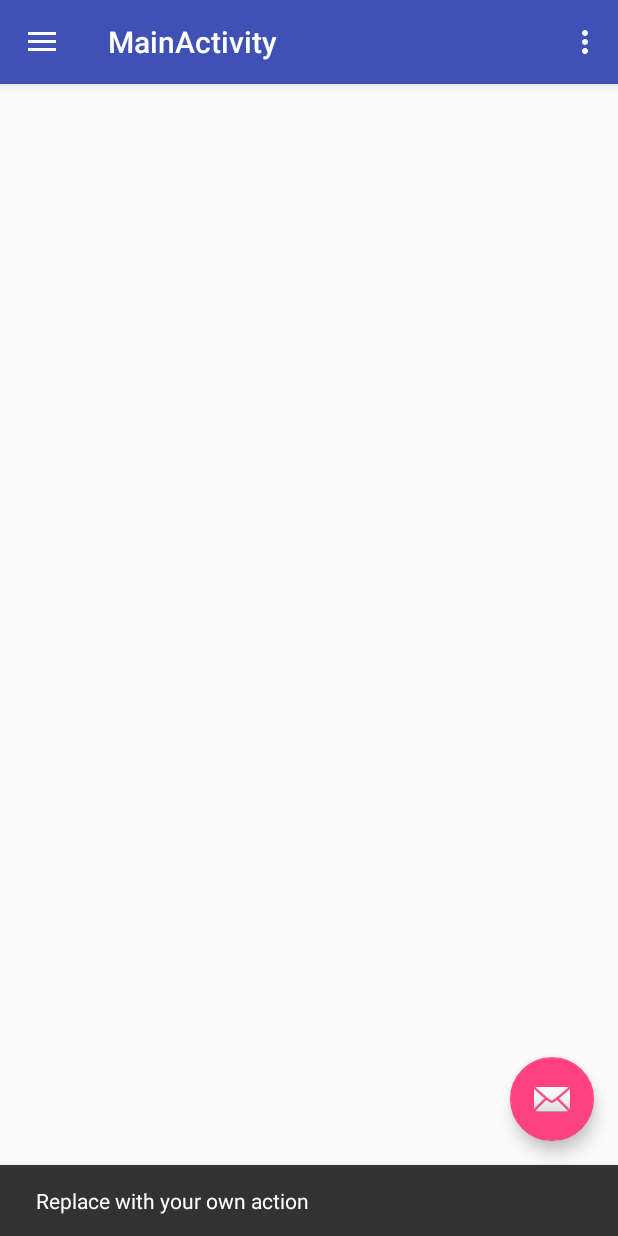
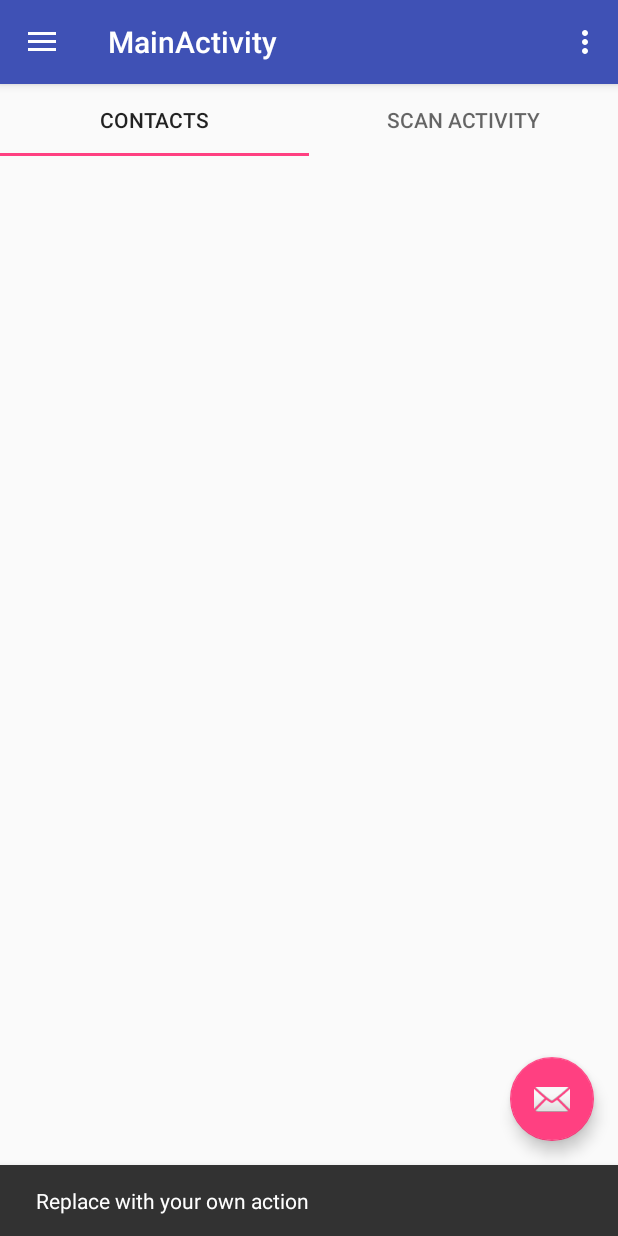
Before and after one commit to Rohan-Kumar/Flint, an Android app: the MainActivity screen opened directly, with no data from a screen before it, after a tap on an icon or button, on a phone screen of 412 x 824 dp. Run offline under Robolectric (Android 15) with nearby library versions, the phone set to English and light mode, and no system bars.

Commit message:
added nav view and viewPager

```diff
--- a/app/build.gradle
+++ b/app/build.gradle
@@ -25,4 +25,5 @@ dependencies {
     compile 'com.android.support:appcompat-v7:23.1.1'
     compile 'com.android.support:design:23.1.1'
     compile 'com.google.android.gms:play-services:8.4.0'
+    compile 'com.android.support:support-v4:23.1.1'
 }
--- /dev/null
+++ b/app/src/main/java/com/flint/ContactsFragment.java
@@ -0,0 +1,108 @@
+package com.flint;
+
+import android.content.Context;
+import android.net.Uri;
+import android.os.Bundle;
+import android.support.v4.app.Fragment;
+import android.view.LayoutInflater;
+import android.view.View;
+import android.view.ViewGroup;
+
+
+/**
+ * A simple {@link Fragment} subclass.
+ * Activities that contain this fragment must implement the
+ * {@link ContactsFragment.OnFragmentInteractionListener} interface
+ * to handle interaction events.
+ * Use the {@link ContactsFragment#newInstance} factory method to
+ * create an instance of this fragment.
+ */
+public class ContactsFragment extends Fragment {
+    // TODO: Rename parameter arguments, choose names that match
+    // the fragment initialization parameters, e.g. ARG_ITEM_NUMBER
+    private static final String ARG_PARAM1 = "param1";
+    private static final String ARG_PARAM2 = "param2";
+
+    // TODO: Rename and change types of parameters
+    private String mParam1;
+    private String mParam2;
+
+    private OnFragmentInteractionListener mListener;
+
+    public ContactsFragment() {
+        // Required empty public constructor
+    }
+
+    /**
+     * Use this factory method to create a new instance of
+     * this fragment using the provided parameters.
+     *
+     * @param param1 Parameter 1.
+     * @param param2 Parameter 2.
+     * @return A new instance of fragment ContactsFragment.
+     */
+    // TODO: Rename and change types and number of parameters
+    public static ContactsFragment newInstance(String param1, String param2) {
+        ContactsFragment fragment = new ContactsFragment();
+        Bundle args = new Bundle();
+        args.putString(ARG_PARAM1, param1);
+        args.putString(ARG_PARAM2, param2);
+        fragment.setArguments(args);
+        return fragment;
+    }
+
+    @Override
+    public void onCreate(Bundle savedInstanceState) {
+        super.onCreate(savedInstanceState);
+        if (getArguments() != null) {
+            mParam1 = getArguments().getString(ARG_PARAM1);
+            mParam2 = getArguments().getString(ARG_PARAM2);
+        }
+    }
+
+    @Override
+    public View onCreateView(LayoutInflater inflater, ViewGroup container,
+                             Bundle savedInstanceState) {
+        // Inflate the layout for this fragment
+        return inflater.inflate(R.layout.fragment_contacts, container, false);
+    }
+
+    // TODO: Rename method, update argument and hook method into UI event
+    public void onButtonPressed(Uri uri) {
+        if (mListener != null) {
+            mListener.onFragmentInteraction(uri);
+        }
+    }
+
+    /*@Override
+    public void onAttach(Context context) {
+        super.onAttach(context);
+        if (context instanceof OnFragmentInteractionListener) {
+            mListener = (OnFragmentInteractionListener) context;
+        } else {
+            throw new RuntimeException(context.toString()
+                    + " must implement OnFragmentInteractionListener");
+        }
+    }
+
+    @Override
+    public void onDetach() {
+        super.onDetach();
+        mListener = null;
+    }*/
+
+    /**
+     * This interface must be implemented by activities that contain this
+     * fragment to allow an interaction in this fragment to be communicated
+     * to the activity and potentially other fragments contained in that
+     * activity.
+     * <p>
+     * See the Android Training lesson <a href=
+     * "http://developer.android.com/training/basics/fragments/communicating.html"
+     * >Communicating with Other Fragments</a> for more information.
+     */
+    public interface OnFragmentInteractionListener {
+        // TODO: Update argument type and name
+        void onFragmentInteraction(Uri uri);
+    }
+}
--- a/app/src/main/java/com/flint/MainActivity.java
+++ b/app/src/main/java/com/flint/MainActivity.java
@@ -1,8 +1,14 @@
 package com.flint;
 
+import android.content.Context;
 import android.os.Bundle;
 import android.support.design.widget.FloatingActionButton;
 import android.support.design.widget.Snackbar;
+import android.support.design.widget.TabLayout;
+import android.support.v4.app.Fragment;
+import android.support.v4.app.FragmentManager;
+import android.support.v4.app.FragmentStatePagerAdapter;
+import android.support.v4.view.ViewPager;
 import android.view.View;
 import android.support.design.widget.NavigationView;
 import android.support.v4.view.GravityCompat;
@@ -40,6 +46,59 @@ public class MainActivity extends AppCompatActivity
 
         NavigationView navigationView = (NavigationView) findViewById(R.id.nav_view);
         navigationView.setNavigationItemSelectedListener(this);
+
+        // Get the ViewPager and set it's PagerAdapter so that it can display items
+        ViewPager viewPager = (ViewPager) findViewById(R.id.viewpager);
+        viewPager.setAdapter(new SampleFragmentPagerAdapter(getSupportFragmentManager(),
+                MainActivity.this));
+        viewPager.setOffscreenPageLimit(2);
+
+        // Give the TabLayout the ViewPager
+        TabLayout tabLayout = (TabLayout) findViewById(R.id.sliding_tabs);
+        tabLayout.setupWithViewPager(viewPager);
+
+
+    }
+
+
+    public class SampleFragmentPagerAdapter extends FragmentStatePagerAdapter {
+        final int PAGE_COUNT = 2;
+        private String tabTitles[] = new String[]{"Contacts", "Scan Activity"};
+        private Context context;
+
+        public SampleFragmentPagerAdapter(FragmentManager fm, Context context) {
+            super(fm);
+            this.context = context;
+        }
+
+        @Override
+        public int getCount() {
+
+            return PAGE_COUNT;
+
+        }
+
+        @Override
+        public Fragment getItem(int position) {
+
+            Fragment fragment = null;
+
+
+            if (position == 0) {
+                fragment = new ContactsFragment();
+            }
+            if (position == 1) {
+                fragment = new ContactsFragment();
+            }
+
+            return fragment;
+        }
+
+        @Override
+        public CharSequence getPageTitle(int position) {
+            // Generate title based on item position
+            return tabTitles[position];
+        }
     }
 
     @Override
--- a/app/src/main/res/layout/content_main.xml
+++ b/app/src/main/res/layout/content_main.xml
@@ -4,12 +4,21 @@
     xmlns:tools="http://schemas.android.com/tools"
     android:layout_width="match_parent"
     android:layout_height="match_parent"
-    android:paddingBottom="@dimen/activity_vertical_margin"
-    android:paddingLeft="@dimen/activity_horizontal_margin"
-    android:paddingRight="@dimen/activity_horizontal_margin"
-    android:paddingTop="@dimen/activity_vertical_margin"
     app:layout_behavior="@string/appbar_scrolling_view_behavior"
     tools:context="com.flint.MainActivity"
     tools:showIn="@layout/app_bar_main">
 
+    <android.support.design.widget.TabLayout
+        android:id="@+id/sliding_tabs"
+        android:layout_width="match_parent"
+        android:layout_height="wrap_content"
+        app:tabMode="fixed" />
+
+    <android.support.v4.view.ViewPager
+        android:id="@+id/viewpager"
+        android:layout_width="match_parent"
+        android:layout_height="0px"
+        android:layout_weight="1"
+        android:background="@android:color/white" />
+
 </RelativeLayout>
--- a/app/src/main/res/values/dimens.xml
+++ b/app/src/main/res/values/dimens.xml
@@ -4,6 +4,6 @@
     <dimen name="activity_vertical_margin">16dp</dimen>
     <!-- Default screen margins, per the Android Design guidelines. -->
     <dimen name="nav_header_vertical_spacing">16dp</dimen>
-    <dimen name="nav_header_height">160dp</dimen>
+    <dimen name="nav_header_height">260dp</dimen>
     <dimen name="fab_margin">16dp</dimen>
 </resources>
--- a/app/src/main/res/values/strings.xml
+++ b/app/src/main/res/values/strings.xml
@@ -6,6 +6,9 @@
     <string name="navigation_drawer_close">Close navigation drawer</string>
 
     <string name="action_settings">Settings</string>
+
+    <!-- TODO: Remove or change this placeholder text -->
+    <string name="hello_blank_fragment">Hello blank fragment</string>
 </resources>
 
 
```
Also changed, not shown: app/src/main/res/layout/fragment_contacts.xml (added, +13 -0 lines).
